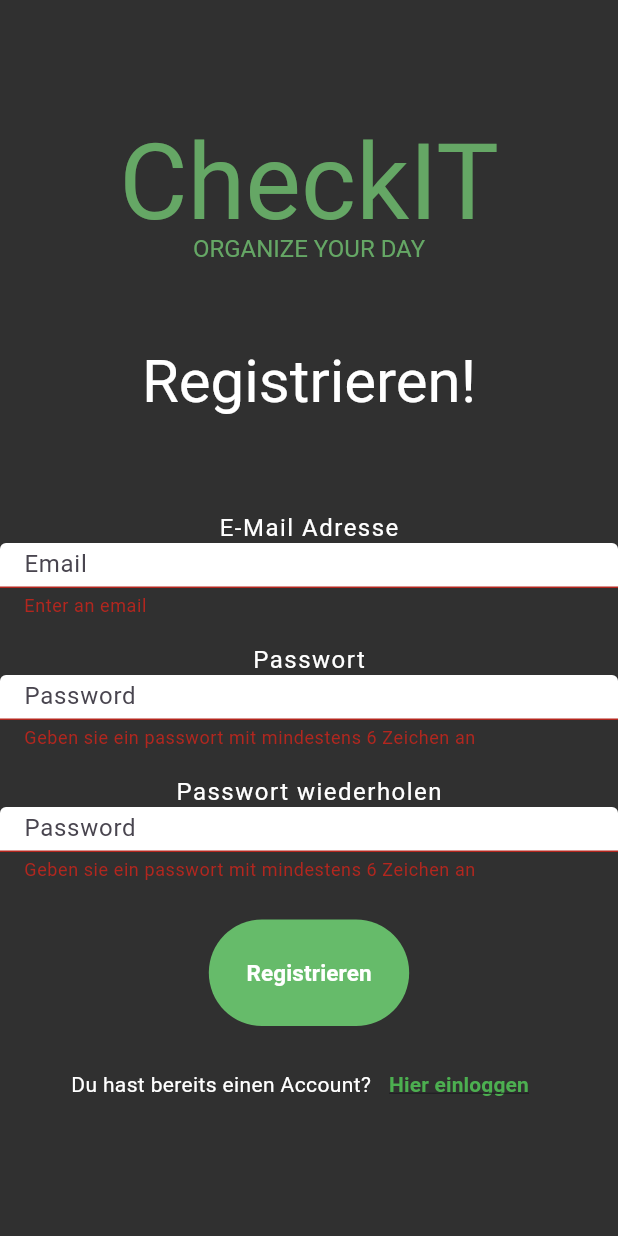
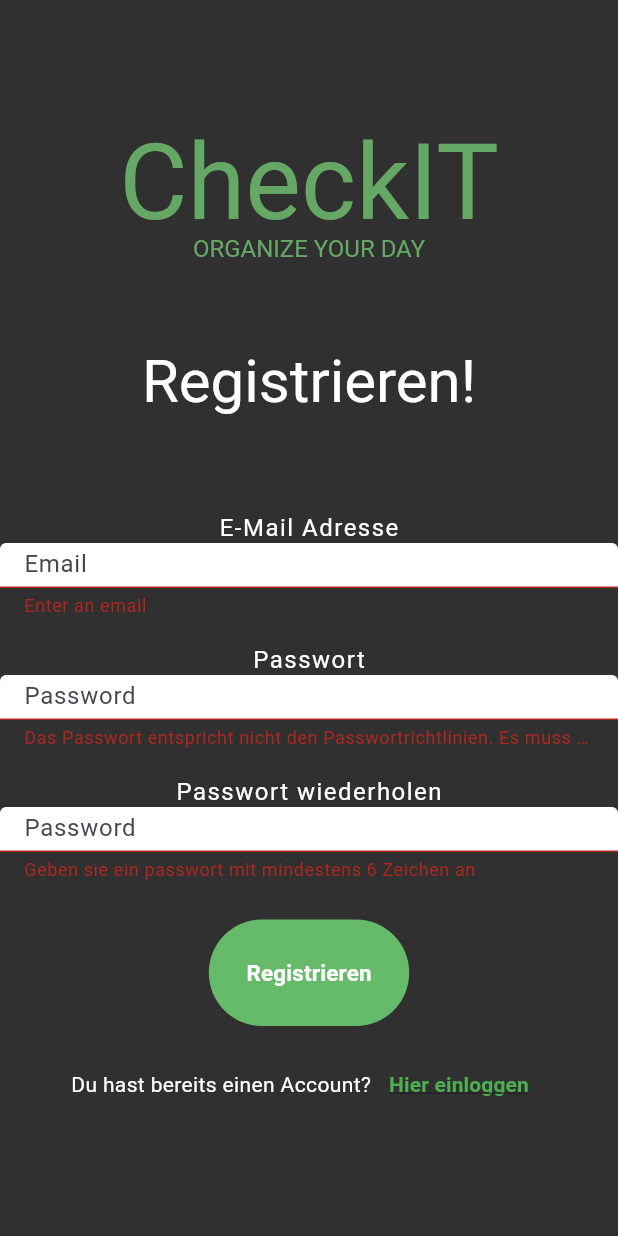
Before and after one commit to JonasBartlla/software_engineering_project_flutter, a Flutter app: the Register screen opened directly, after a tap on "Registrieren", on a phone screen of 412 x 824 dp. Run offline on Flutter 3.47's test engine with Material 3 defaults, Android fonts, the phone set to English and light mode, and no system bars; our stand-ins replace cloud_firestore, firebase_auth, firebase_core, flutter_spinkit; missing offline and left inert: dart:html; accounts and stored records are empty; Roboto replaces fonts that are missing (Comfortaa); project files that could hold a hidden picture were left out.

Commit message:
update validation in register

```diff
--- a/lib/pages/authentification/register.dart
+++ b/lib/pages/authentification/register.dart
@@ -102,7 +102,9 @@ class _RegisterState extends State<Register> {
                       validator: (val) {
                       if (val!.isEmpty){ // return null if valid
                         return "Enter an email";
-                      } else{
+                      }else if (!val.contains("@")){
+                        return "Die E-Mail muss ein @-Zeichen enthalten";
+                      }else{
                         return null;
                       }
                       },
@@ -138,7 +140,7 @@ class _RegisterState extends State<Register> {
                       decoration: textInputDecoration.copyWith(hintText: 'Password'),
                       validator: (val) {
                         if (val!.length < 6){
-                          return "Geben sie ein passwort mit mindestens 6 Zeichen an";
+                          return "Das Passwort entspricht nicht den Passwortrichtlinien. Es muss zwischen 8 und 20 Zeichen lang sein \n und mindestens einen Großbuchstaben und ein Sonderzeichen enthalten";
                         } else{
                           return null;
                         }
```
